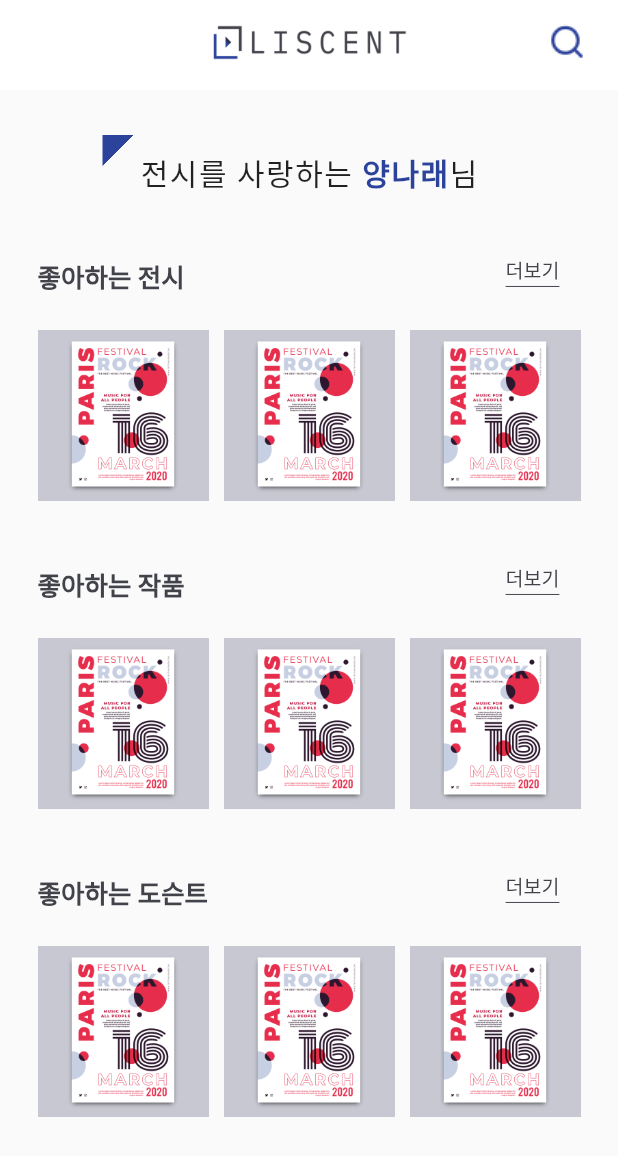
After one commit to bigdaditor/liscent, a Flutter app: the Mypage screen opened by its route, on a phone screen of 412 x 824 dp. The commit adds this screen. Shown: the top 1156 px of the screen. Run offline on Flutter 3.47's test engine with Material 2 defaults, Android fonts, the phone set to English and light mode, and no system bars; our stand-ins replace fluttertoast, google_maps_flutter, google_sign_in; missing offline and left inert: flutter_naver_login, kakao_flutter_sdk.

Commit message:
1. search 화면 생성 2. mypage 화면 생성 3. play 수정

```diff
--- a/lib/main.dart
+++ b/lib/main.dart
@@ -10,6 +10,8 @@ import 'screens/worklist/worklist_screen.dart';
 import 'screens/likedisplay/likedisplay_screen.dart';
 import 'screens/rank/rank_screen.dart';
 import 'screens/play/play_screen.dart';
+import 'screens/mypage/mypage_screen.dart';
+import 'screens/search/search_screen.dart';
 
 void main() {
   runApp(const MyApp());
@@ -27,7 +29,7 @@ class MyApp extends StatelessWidget {
         fontFamily: 'Roboto',
         primarySwatch: Colors.blue,
       ),
-      home: Rank(),
+      home: Play(),
       routes: {
         '/login': (context) => LoginScreen(),
         '/tos': (context) => const Tos(),
@@ -39,6 +41,8 @@ class MyApp extends StatelessWidget {
         '/nearby': (context) => const NearbyScreen(),
         '/rank': (context) => const Rank(),
         '/paly': (context) => const Play(),
+        '/mypage': (context) => const Mypage(),
+        '/search': (context) => const Search(),
         '/layout': (context) => MainLayout(),
       },
     );
--- /dev/null
+++ b/lib/screens/mypage/mypage_screen.dart
@@ -0,0 +1,255 @@
+import 'package:flutter/material.dart';
+
+class Mypage extends StatefulWidget {
+  const Mypage({Key? key}) : super(key: key);
+
+  @override
+  State<Mypage> createState() => _MypageState();
+}
+
+class _MypageState extends State<Mypage> {
+  @override
+  Widget build(BuildContext context) {
+    return Scaffold(
+      appBar: PreferredSize(
+        preferredSize: Size.fromHeight(60),
+        child: AppBar(
+          title: Image.asset('assets/logo.png', width: 130),
+          centerTitle: true,
+          backgroundColor: Colors.white,
+          elevation: 0,
+          actions: [
+            IconButton(
+              onPressed: null,
+              icon: Image.asset('assets/icon_search.png'),
+              padding: EdgeInsets.fromLTRB(0, 0, 20, 0),
+            )
+          ],
+        ),
+      ),
+      body: Container(
+        padding: EdgeInsets.fromLTRB(25, 30, 25, 10),
+        child: Column(
+          children: [
+            Stack(
+              children: [
+                Container(
+                  padding: EdgeInsets.symmetric(vertical: 10, horizontal: 25),
+                  margin: EdgeInsets.only(bottom: 20),
+                  child: Text.rich(
+                    TextSpan(children: [
+                      TextSpan(
+                          text: '전시를 사랑하는 ',
+                          style: TextStyle(fontSize: 20, letterSpacing: 1)),
+                      TextSpan(
+                          text: '양나래',
+                          style: TextStyle(
+                              fontSize: 20,
+                              fontWeight: FontWeight.w700,
+                              color: Color(0xff2C439B),
+                              letterSpacing: 1)),
+                      TextSpan(
+                          text: '님',
+                          style: TextStyle(fontSize: 20, letterSpacing: 1))
+                    ]),
+                  ),
+                ),
+                Positioned(
+                  child: Container(
+                    height: MediaQuery.of(context).size.width / 20,
+                    width: MediaQuery.of(context).size.width / 20,
+                    padding: EdgeInsets.fromLTRB(3, 3, 0, 0),
+                    decoration: BoxDecoration(
+                      gradient: LinearGradient(
+                        stops: [.5, .5],
+                        begin: Alignment.topLeft,
+                        end: Alignment.bottomRight,
+                        colors: [
+                          Color(0xff2C439B),
+                          Colors.transparent, // top Right part
+                        ],
+                      ),
+                    ),
+                  ),
+                ),
+              ],
+            ),
+            Container(
+              width: MediaQuery.of(context).size.width,
+              child: Column(
+                children: [
+                  Row(
+                    mainAxisAlignment: MainAxisAlignment.spaceBetween,
+                    crossAxisAlignment: CrossAxisAlignment.center,
+                    children: [
+                      Text(
+                        '좋아하는 전시',
+                        style: TextStyle(
+                            fontSize: 17, fontWeight: FontWeight.w700,color: Color(0xff41424A)),
+                      ),
+                      TextButton(
+                          onPressed: () {},
+                          child: Text(
+                            '더보기',
+                            style: TextStyle(
+                                fontSize: 13,
+                                color: Colors.transparent,
+                                shadows: [
+                                  Shadow(
+                                      offset: Offset(0, -4),
+                                      color: Color(0xff41424A))
+                                ],
+                                decoration: TextDecoration.underline,
+                                decorationColor: Color(0xff41424A)),
+                          ))
+                    ],
+                  ),
+                  Container(
+                    height: MediaQuery.of(context).size.width / 3 ,
+                    child: Row(
+                      children: [
+                        Flexible(
+                            flex: 1,
+                            child: Container(
+                              child: Image.asset('assets/poster04.jpg'),
+                            )),
+                        SizedBox(width: 10),
+                        Flexible(
+                            flex: 1,
+                            child: Container(
+                              child: Image.asset('assets/poster04.jpg'),
+                            )),
+                        SizedBox(width: 10),
+                        Flexible(
+                            flex: 1,
+                            child: Container(
+                              child: Image.asset('assets/poster04.jpg'),
+                            )),
+                      ],
+                    ),
+                  )
+                ],
+              ),
+            ),
+            SizedBox(height: 20),
+            Container(
+              width: MediaQuery.of(context).size.width,
+              child: Column(
+                children: [
+                  Row(
+                    mainAxisAlignment: MainAxisAlignment.spaceBetween,
+                    crossAxisAlignment: CrossAxisAlignment.center,
+                    children: [
+                      Text(
+                        '좋아하는 작품',
+                        style: TextStyle(
+                            fontSize: 17, fontWeight: FontWeight.w700,color: Color(0xff41424A)),
+                      ),
+                      TextButton(
+                          onPressed: () {},
+                          child: Text(
+                            '더보기',
+                            style: TextStyle(
+                                fontSize: 13,
+                                color: Colors.transparent,
+                                shadows: [
+                                  Shadow(
+                                      offset: Offset(0, -4),
+                                      color: Color(0xff41424A))
+                                ],
+                                decoration: TextDecoration.underline,
+                                decorationColor: Color(0xff41424A)),
+                          ))
+                    ],
+                  ),
+                  Container(
+                    height: MediaQuery.of(context).size.width / 3 ,
+                    child: Row(
+                      children: [
+                        Flexible(
+                            flex: 1,
+                            child: Container(
+                              child: Image.asset('assets/poster04.jpg'),
+                            )),
+                        SizedBox(width: 10),
+                        Flexible(
+                            flex: 1,
+                            child: Container(
+                              child: Image.asset('assets/poster04.jpg'),
+                            )),
+                        SizedBox(width: 10),
+                        Flexible(
+                            flex: 1,
+                            child: Container(
+                              child: Image.asset('assets/poster04.jpg'),
+                            )),
+                      ],
+                    ),
+                  )
+                ],
+              ),
+            ),
+            SizedBox(height: 20),
+            Container(
+              width: MediaQuery.of(context).size.width,
+              child: Column(
+                children: [
+                  Row(
+                    mainAxisAlignment: MainAxisAlignment.spaceBetween,
+                    crossAxisAlignment: CrossAxisAlignment.center,
+                    children: [
+                      Text(
+                        '좋아하는 도슨트',
+                        style: TextStyle(
+                            fontSize: 17, fontWeight: FontWeight.w700,color: Color(0xff41424A)),
+                      ),
+                      TextButton(
+                          onPressed: () {},
+                          child: Text(
+                            '더보기',
+                            style: TextStyle(
+                                fontSize: 13,
+                                color: Colors.transparent,
+                                shadows: [
+                                  Shadow(
+                                      offset: Offset(0, -4),
+                                      color: Color(0xff41424A))
+                                ],
+                                decoration: TextDecoration.underline,
+                                decorationColor: Color(0xff41424A)),
+                          ))
+                    ],
+                  ),
+                  Container(
+                    height: MediaQuery.of(context).size.width / 3 ,
+                    child: Row(
+                      children: [
+                        Flexible(
+                            flex: 1,
+                            child: Container(
+                              child: Image.asset('assets/poster04.jpg'),
+                            )),
+                        SizedBox(width: 10),
+                        Flexible(
+                            flex: 1,
+                            child: Container(
+                              child: Image.asset('assets/poster04.jpg'),
+                            )),
+                        SizedBox(width: 10),
+                        Flexible(
+                            flex: 1,
+                            child: Container(
+                              child: Image.asset('assets/poster04.jpg'),
+                            )),
+                      ],
+                    ),
+                  )
+                ],
+              ),
+            ),
+          ],
+        ),
+      ),
+    );
+  }
+}
--- a/lib/screens/play/play_screen.dart
+++ b/lib/screens/play/play_screen.dart
@@ -104,10 +104,14 @@ class _PlayState extends State<Play> {
                     ),
                     Container(
                       width: MediaQuery.of(context).size.width,
+                      height: MediaQuery.of(context).size.width/2,
                       margin: EdgeInsets.only(top: 10),
                       padding: EdgeInsets.fromLTRB(15, 10, 15, 10),
                       decoration: BoxDecoration(
                           color: Color(0xff2C439B).withOpacity(0.1)),
+                      child: Expanded(
+                        child: SingleChildScrollView(
+                          scrollDirection: Axis.vertical,
                           child: Text(
                             '《Innocent Blossom》 에서는 이처럼 순수하고 신비로운 소녀들의 이미지에 모든 것이 새로 움트는 계절의 생동감을 더했다. 황도유가 늘 탐구하고 있는 가장 순수한 회화그리고 이를 구성하고 있는 최소한의,그리고 필수적인 요소들에 대해 고민할 수 있는 시간이다.',
                             style: TextStyle(
@@ -117,6 +121,8 @@ class _PlayState extends State<Play> {
                                 height: 2),
                             textAlign: TextAlign.center,
                           ),
+                        ),
+                      )
                     ),
                   ],
                 ),
```
Also changed, not shown: lib/screens/search/search_screen.dart (added, +186 -0 lines). Lines whose indentation alone changed are shown as unchanged.
